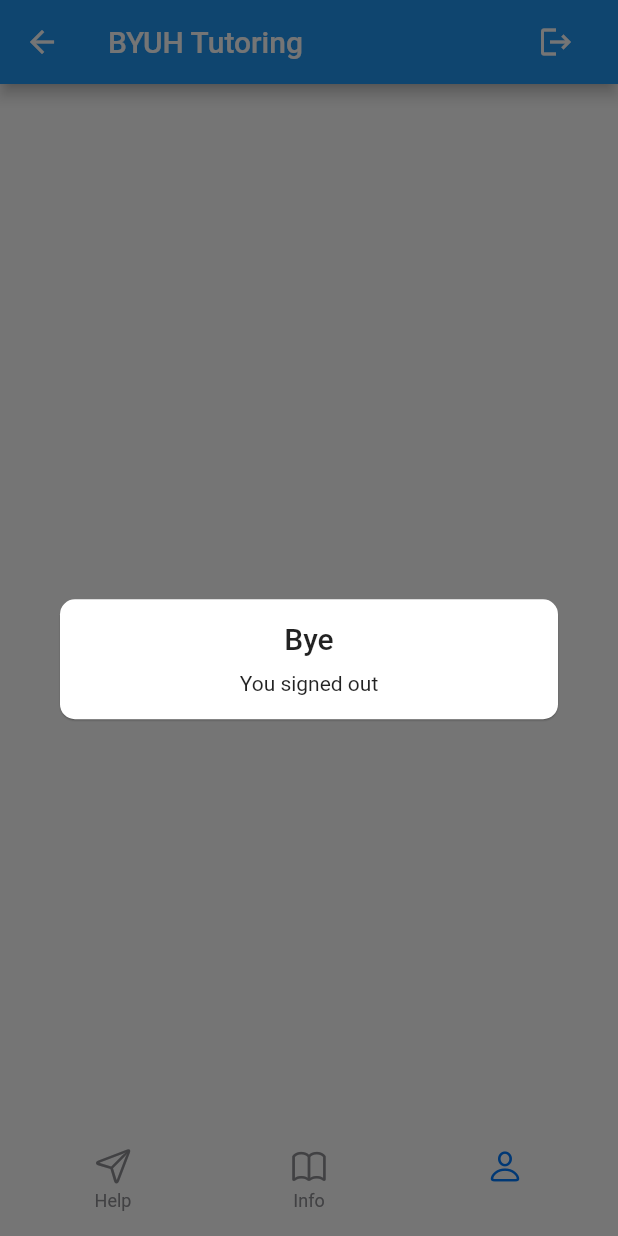
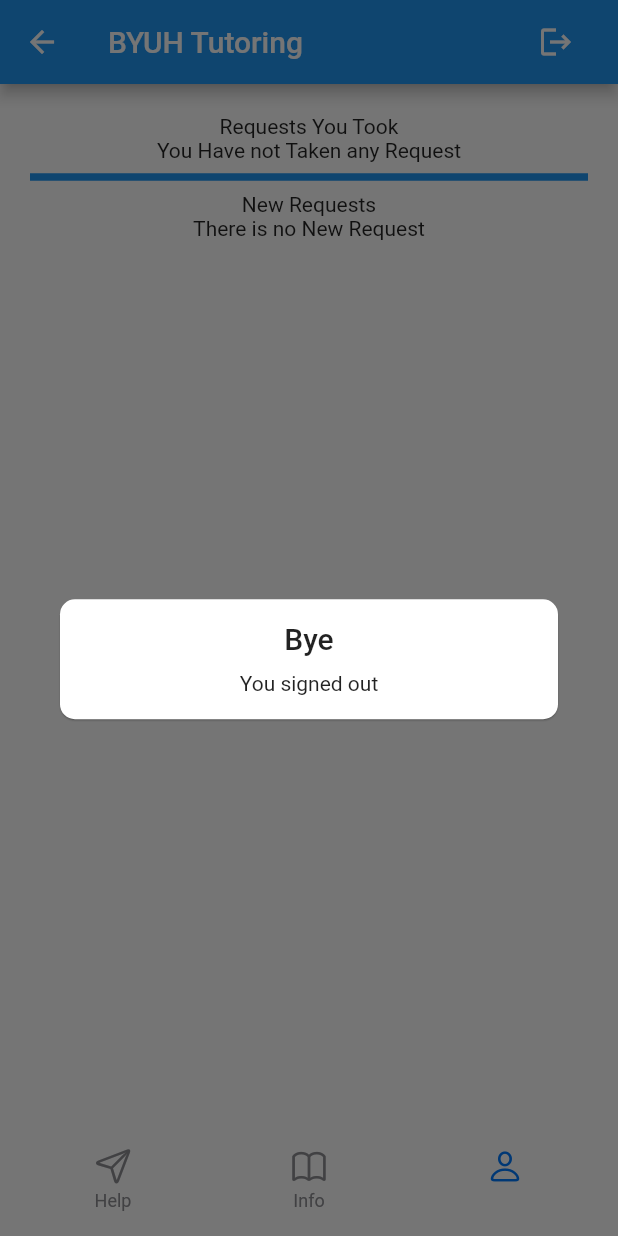
Before and after one commit to flybaflyba/Request-Handling-TA, a Flutter app: the screen it shows once a user with an empty profile is signed in, item 2 of the bottom bar chosen, after a tap on the "logout" icon, on a phone screen of 412 x 824 dp. Run offline on Flutter 3.47's test engine with Material 2 defaults, Android fonts, the phone set to English and light mode, and no system bars; drawn by our look-alikes of persistent_bottom_nav_bar; our stand-ins replace awesome_dialog, bottom_navy_bar, cloud_firestore, email_validator, firebase_auth, firebase_core and 2 more; missing offline and left inert: flutter_picker; accounts and stored records are empty.

Commit message:
Add filter to requests screen, show requests taken by current user and new request seprately

```diff
--- a/lib/TutorRequestsPage.dart
+++ b/lib/TutorRequestsPage.dart
@@ -37,19 +37,136 @@ class _TutorRequestsPageState extends State<TutorRequestsPage> {
 
                 SizedBox(height: 20,),
 
+                Center(
+                  child: Text(
+                    'Requests You Took',
+                  ),
+                ),
                 StreamBuilder<QuerySnapshot>(
                   stream: FirebaseFirestore.instance
                       .collection('new requests')
+                      .where('taker email', isEqualTo: Universals.loggedInUserInformation.email)
                       .snapshots(),
                   builder: (context, snapshot){
                     List<Widget> requestsWidget = [];
+
+                    List<Widget> noRequestsWidget = [];
+                    noRequestsWidget.add(
+                      Center(
+                        child: Text(
+                          'You Have not Taken any Request',
+                        ),
+                      ),
+                    );
+
                     if(snapshot.hasData){
                       final content = snapshot.data.documents;
-
                       for(var requestDocumentSnapshot in content){
                         Request request = new Request();
                         request.setRequestInfoWithDocumentSnapshot(requestDocumentSnapshot);
+                        final contentToDisplay =
+                        Column(
+                          children: [
+                            FlatButton(
+                                color: Colors.blueAccent,
+                                textColor: Colors.white,
+                                onPressed: () {
 
+                                  // i don't know why i don't need to do that time zone conversion here...  sometimes...
+                                  var requestTakenTime = new DateTime.now();
+                                  print(requestTakenTime.add(Duration(hours: 0)));
+                                  var requestTakenTimeHawaii = requestTakenTime.add(Duration(hours: 0)).toString();
+                                  request.requestTakenAt = requestTakenTimeHawaii;
+                                  request.takenBy = FirebaseAuth.instance.currentUser.uid;
+                                  request.takerEmail = FirebaseAuth.instance.currentUser.email;
+                                  // delete request once it's taken.
+                                  // DatabaseInteractions.deleteRequest(request);
+                                  request.status = "taken";
+                                  request.waitedTime = DateTime.now().add(Duration(hours: 0)).difference(DateTime.parse(request.requestedAt)).toString();
+                                  DatabaseInteractions.updateNewRequest(request);
+
+                                  Navigator.push(context, MaterialPageRoute(builder: (context) => ViewRequestPage(request: request,),));
+
+                                },
+                                child:
+                                Column(
+                                  mainAxisAlignment: MainAxisAlignment.center,
+                                  children: [
+                                    Center(
+                                      child: Text(
+                                        request.requestedAt.toString().substring(0, 16),
+                                      ),
+                                    ),
+                                    Row(
+                                      mainAxisAlignment: MainAxisAlignment.spaceEvenly,
+                                      children: [
+                                        Center(
+                                          child: Text(
+                                            request.name,
+                                          ),
+                                        ),
+                                        Center(
+                                          child: Text(
+                                            request. course,
+                                          ),
+                                        ),
+                                      ],
+                                    )
+
+
+
+                                  ],
+                                )
+                            ),
+                            SizedBox(height: 10,),
+                          ],
+                        );
+                        requestsWidget.add(contentToDisplay);
+                      }
+                    }
+                    return Column(
+                      children: requestsWidget.length != 0 ? requestsWidget : noRequestsWidget
+                    );
+                  },
+                ),
+
+                Divider(
+                  color: Colors.blue,
+                  height: 20,
+                  thickness: 5,
+                  indent: 20,
+                  endIndent: 20,
+                ),
+
+
+                Center(
+                  child: Text(
+                    'New Requests',
+                  ),
+                ),
+                StreamBuilder<QuerySnapshot>(
+                  stream: FirebaseFirestore.instance
+                      .collection('new requests')
+                      .where('status', isEqualTo: 'new')
+                      .snapshots(),
+                  builder: (context, snapshot){
+
+                    List<Widget> requestsWidget = [];
+
+                    List<Widget> noRequestsWidget = [];
+                    noRequestsWidget.add(
+                      Center(
+                        child: Text(
+                          'There is no New Request',
+                        ),
+                      ),
+                    );
+
+                    if(snapshot.hasData){
+                      final content = snapshot.data.documents;
+                      for(var requestDocumentSnapshot in content){
+                        Request request = new Request();
+                        request.setRequestInfoWithDocumentSnapshot(requestDocumentSnapshot);
                         final contentToDisplay =
                         Column(
                           children: [
@@ -72,141 +189,6 @@ class _TutorRequestsPageState extends State<TutorRequestsPage> {
                               DatabaseInteractions.updateNewRequest(request);
 
                               Navigator.push(context, MaterialPageRoute(builder: (context) => ViewRequestPage(request: request,),));
-
-                              // showGeneralDialog(
-                              //   context: context,
-                              //   // barrierColor: Colors.black12.withOpacity(0.6), // background color
-                              //   barrierDismissible: false, // should dialog be dismissed when tapped outside
-                              //   barrierLabel: "Dialog", // label for barrier
-                              //   transitionDuration: Duration(milliseconds: 400), // how long it takes to popup dialog after button click
-                              //   pageBuilder: (_, __, ___) { // your widget implementation
-                              //     return SizedBox.expand( // makes widget fullscreen
-                              //       child: Column(
-                              //         children: <Widget>[
-                              //           Expanded(
-                              //             flex: 1,
-                              //             child: SizedBox.expand(
-                              //               child: RaisedButton(
-                              //                 color: Universals.transparentColorWhite,
-                              //                 child: Text(
-                              //                   "Helping",
-                              //                   style: TextStyle(fontSize: 40),
-                              //                 ),
-                              //                 textColor: Colors.white,
-                              //                 onPressed: () {
-                              //                   // Navigator.pop(context);
-                              //                   },
-                              //               ),
-                              //             ),
-                              //           ),
-                              //
-                              //           Expanded(
-                              //             flex: 4,
-                              //             child: SizedBox.expand(
-                              //               child: RaisedButton(
-                              //                 color: Universals.transparentColorWhite,
-                              //                 child: ListView(
-                              //                   children: [
-                              //                     Padding(
-                              //                       padding: const EdgeInsets.all(5.0),
-                              //                       child: Center(child: Text(request.name),),
-                              //                     ),
-                              //                     Padding(
-                              //                       padding: const EdgeInsets.all(5.0),
-                              //                       child:  Center(child: Text(request.email),),
-                              //                     ),
-                              //                     Padding(
-                              //                       padding: const EdgeInsets.all(5.0),
-                              //                       child: Center(child: Text(request.course),),
-                              //                     ),
-                              //                     Padding(
-                              //                       padding: const EdgeInsets.all(5.0),
-                              //                       child: Center(child: Text("requested at " + request.requestedAt.toString().substring(0, 16)),),
-                              //                     ),
-                              //                     Padding(
-                              //                       padding: const EdgeInsets.all(5.0),
-                              //                       child: Center(child: Text("request is taken at " + request.requestTakenAt.toString().substring(0, 16)),),
-                              //                     ),
-                              //                     Padding(
-                              //                       padding: const EdgeInsets.all(5.0),
-                              //                       child: Center(child:
-                              //                       Text(
-                              //                         "Question:",
-                              //                         style: TextStyle(
-                              //                           fontSize: 20,
-                              //                           color: Colors.grey[300],
-                              //                         ),
-                              //                       ),
-                              //                       ),
-                              //                     ),
-                              //                     Center(child: Text(request.question),),
-                              //                   ],
-                              //                 ),
-                              //                 textColor: Colors.white,
-                              //                 onPressed: () {
-                              //                   // Navigator.pop(context);
-                              //                 },
-                              //               ),
-                              //             ),
-                              //           ),
-                              //           Expanded(
-                              //             flex: 1,
-                              //             child: SizedBox.expand(
-                              //               child: RaisedButton(
-                              //                 color: Universals.transparentColorWhite,
-                              //                 child:
-                              //                 StreamBuilder<DateTime>(
-                              //                   stream: Stream.periodic(const Duration(seconds: 1)),
-                              //                   builder: (context, snapshot) {
-                              //                     return Center(
-                              //                       child: Text(
-                              //                         "Time Spent: " +
-                              //                         DateTime.now().difference(requestTakenTime).toString().substring(0,7),
-                              //                       ),
-                              //                     );
-                              //                   },
-                              //                 ),
-                              //                 textColor: Colors.white,
-                              //                 onPressed: () {
-                              //                 },
-                              //               ),
-                              //             ),
-                              //           ),
-                              //           Expanded(
-                              //             flex: 1,
-                              //             child: SizedBox.expand(
-                              //               child: RaisedButton(
-                              //                 color: Universals.buttonColor,
-                              //                 child: Text(
-                              //                   "Finish",
-                              //                   style: TextStyle(fontSize: 40),
-                              //                 ),
-                              //                 textColor: Colors.white,
-                              //                 onPressed: () {
-                              //                   // print("done helping");
-                              //                   // Navigator.of(context).pop();
-                              //                   dispose();
-                              //                 },
-                              //               ),
-                              //             ),
-                              //           ),
-                              //         ],
-                              //       ),
-                              //     );
-                              //   },
-                              // ).then((val){
-                              //   print("done helping");
-                              //   var requestDoneTime = new DateTime.now();
-                              //   print(requestDoneTime.add(Duration(hours: 0)));
-                              //   var requestDoneTimeHawaii = requestDoneTime.add(Duration(hours: 0)).toString();
-                              //   request.requestFinishedAt = requestDoneTimeHawaii;
-                              //   request.timeSpent = DateTime.now().difference(requestTakenTime).toString();
-                              //   request.status = "done";
-                              //   print(request.show());
-                              //   // save request to done requests collections and delete from new requests collection
-                              //   DatabaseInteractions.saveRequest(request);
-                              //   DatabaseInteractions.deleteNewRequest(request);
-                              // });
 
                             },
                             child:
@@ -242,16 +224,11 @@ class _TutorRequestsPageState extends State<TutorRequestsPage> {
                             SizedBox(height: 10,),
                           ],
                         );
-
-
-
                         requestsWidget.add(contentToDisplay);
-
                       }
-
                     }
                     return Column(
-                      children: requestsWidget,
+                      children: requestsWidget.length != 0 ? requestsWidget : noRequestsWidget
                     );
                   },
                 ),
```
